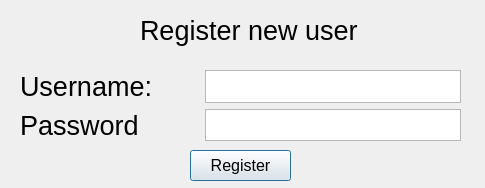
The window that DCM/ui_files/register.ui (CarlosCapili/3K04-Pacemaker-Project) describes before a commit, drawn with Qt 5.
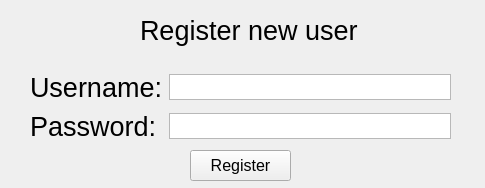
The same window after the commit.

Diff of the .ui file:
```diff
--- a/DCM/ui_files/register.ui
+++ b/DCM/ui_files/register.ui
@@ -1,7 +1,7 @@
 <?xml version="1.0" encoding="UTF-8"?>
 <ui version="4.0">
- <class>RegisterScreen</class>
- <widget class="QDialog" name="RegisterScreen">
+ <class>Register</class>
+ <widget class="QWidget" name="Register">
   <property name="geometry">
    <rect>
     <x>0</x>
@@ -37,10 +37,10 @@
   <widget class="QWidget" name="gridLayoutWidget">
    <property name="geometry">
     <rect>
-     <x>20</x>
+     <x>30</x>
      <y>70</y>
-     <width>441</width>
-     <height>71</height>
+     <width>421</width>
+     <height>74</height>
     </rect>
    </property>
    <layout class="QGridLayout" name="gridLayout">
@@ -50,7 +50,7 @@
     <item row="0" column="1">
      <widget class="QPlainTextEdit" name="userTextEdit">
       <property name="sizePolicy">
-       <sizepolicy hsizetype="Maximum" vsizetype="Maximum">
+       <sizepolicy hsizetype="Fixed" vsizetype="Fixed">
         <horstretch>0</horstretch>
         <verstretch>0</verstretch>
        </sizepolicy>
@@ -58,7 +58,7 @@
       <property name="maximumSize">
        <size>
         <width>500</width>
-        <height>16777215</height>
+        <height>26</height>
        </size>
       </property>
      </widget>
@@ -66,7 +66,7 @@
     <item row="1" column="1">
      <widget class="QPlainTextEdit" name="passTextEdit">
       <property name="sizePolicy">
-       <sizepolicy hsizetype="Maximum" vsizetype="Maximum">
+       <sizepolicy hsizetype="Fixed" vsizetype="Fixed">
         <horstretch>0</horstretch>
         <verstretch>0</verstretch>
        </sizepolicy>
@@ -74,25 +74,37 @@
       <property name="maximumSize">
        <size>
         <width>500</width>
-        <height>16777215</height>
+        <height>26</height>
        </size>
       </property>
      </widget>
     </item>
     <item row="1" column="0">
      <widget class="QLabel" name="label_3">
+      <property name="sizePolicy">
+       <sizepolicy hsizetype="Maximum" vsizetype="Fixed">
+        <horstretch>0</horstretch>
+        <verstretch>0</verstretch>
+       </sizepolicy>
+      </property>
       <property name="font">
        <font>
         <pointsize>20</pointsize>
        </font>
       </property>
       <property name="text">
-       <string>Password</string>
+       <string>Password:</string>
       </property>
      </widget>
     </item>
     <item row="0" column="0">
      <widget class="QLabel" name="label_2">
+      <property name="sizePolicy">
+       <sizepolicy hsizetype="Maximum" vsizetype="Fixed">
+        <horstretch>0</horstretch>
+        <verstretch>0</verstretch>
+       </sizepolicy>
+      </property>
       <property name="font">
        <font>
         <pointsize>20</pointsize>
```
Left out of the diff: 39 changed lines with no effect on the pictures.
